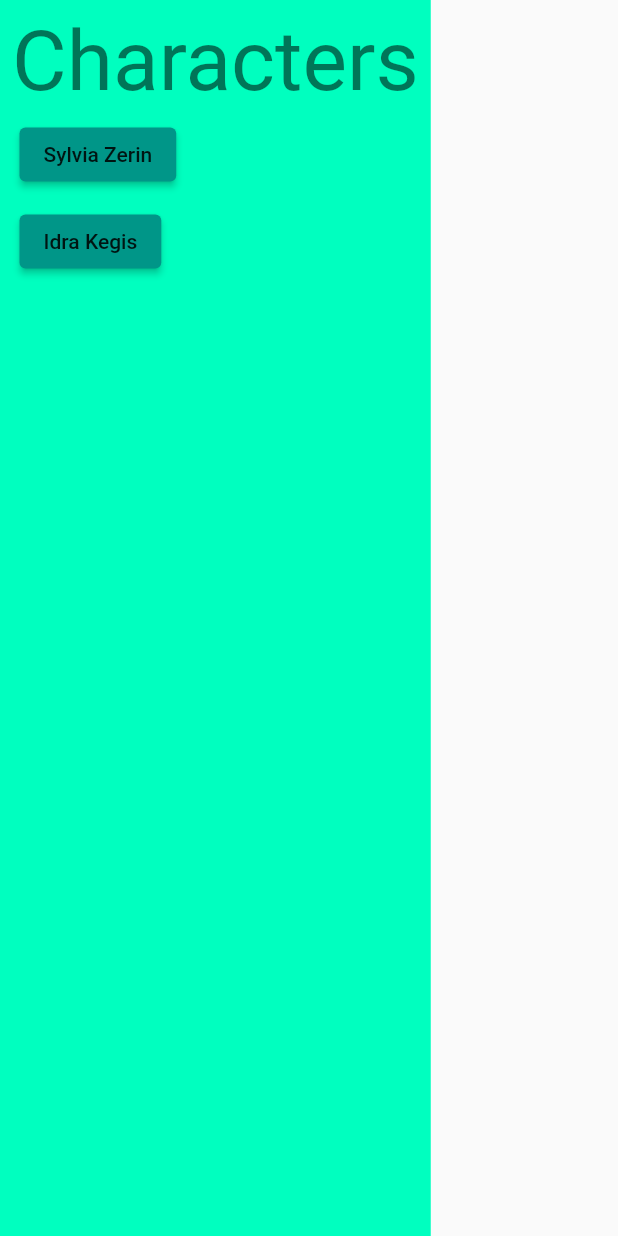
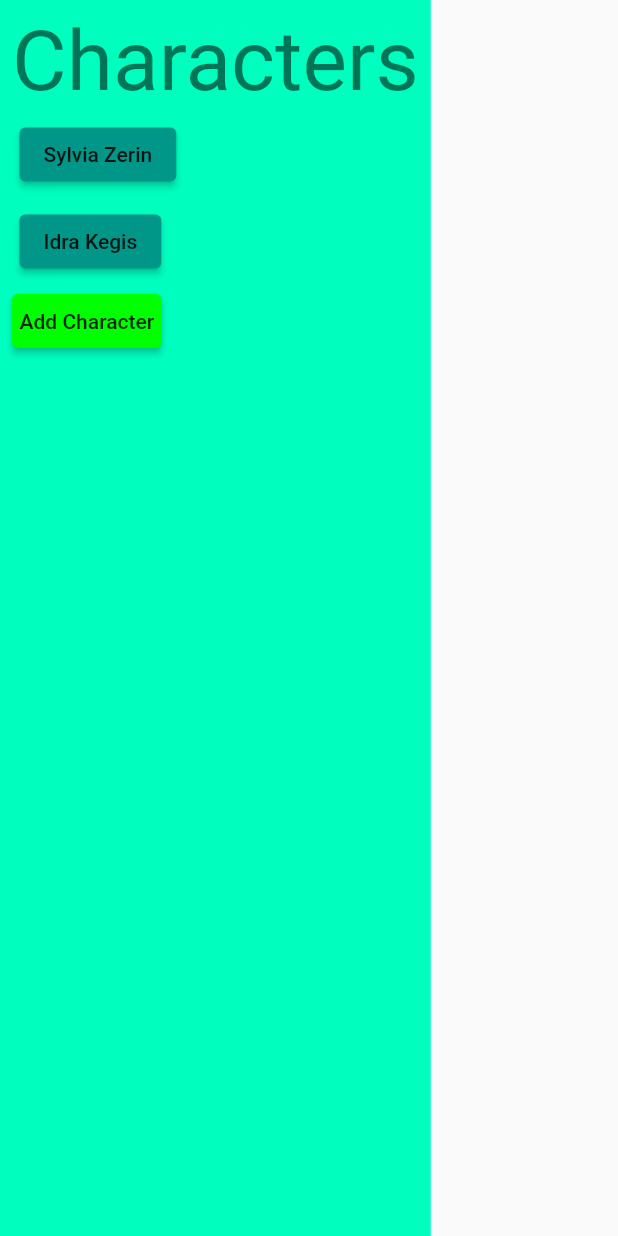
Before and after one commit to KiraResari/ceal-chronicler-f, a Flutter app: the CharacterSelectionView widget shown alone on an empty page, opened directly, on a phone screen of 412 x 824 dp. Run offline on Flutter 3.47's test engine with Material 2 defaults, Android fonts, the phone set to English and light mode, and no system bars; our stand-ins replace event_bus, get_it.

Commit message:
Adding characters now works

```diff
--- a/lib/characters/character_selection_model.dart
+++ b/lib/characters/character_selection_model.dart
@@ -1,9 +1,21 @@
+import 'package:ceal_chronicler_f/events/add_character_event.dart';
+import 'package:event_bus/event_bus.dart';
+
 import '../get_it_context.dart';
 import 'character.dart';
 import 'character_repository.dart';
 
 class CharacterSelectionModel {
   final _characterRepository = getIt<CharacterRepository>();
+
+  CharacterSelectionModel() {
+    var eventBus = getIt.get<EventBus>();
+    eventBus.on<AddCharacterEvent>().listen(
+      (event) {
+        addCharacter();
+      },
+    );
+  }
 
   List<Character> get characters {
     return _characterRepository.characters;
--- a/lib/characters/character_selection_view.dart
+++ b/lib/characters/character_selection_view.dart
@@ -1,15 +1,18 @@
 import 'package:event_bus/event_bus.dart';
 import 'package:flutter/material.dart';
 
-import '../custom_colors.dart';
+import '../events/add_character_event.dart';
+import '../theme/button_styles.dart';
+import '../theme/custom_colors.dart';
 import '../events/open_character_view_event.dart';
 import '../get_it_context.dart';
 import 'character.dart';
 import 'character_selection_model.dart';
 
 class CharacterSelectionView extends StatefulWidget {
-
   static const String titleText = "Characters";
+  static const String addCharacterButtonText = "Add Character";
+  static final model = getIt<CharacterSelectionModel>();
 
   const CharacterSelectionView({super.key});
 
@@ -18,8 +21,7 @@ class CharacterSelectionView extends StatefulWidget {
 }
 
 class _CharacterSelectionViewState extends State<CharacterSelectionView> {
-
-  var characterSelectionModel = getIt<CharacterSelectionModel>();
+  List<Character> characters = CharacterSelectionView.model.characters;
 
   @override
   Widget build(BuildContext context) {
@@ -30,29 +32,36 @@ class _CharacterSelectionViewState extends State<CharacterSelectionView> {
   }
 
   Widget _buildMainColumn(BuildContext context) {
-    var theme = Theme.of(context);
-    TextStyle titleStyle = theme.textTheme.displayMedium!;
     return Padding(
       padding: const EdgeInsets.all(8.0),
       child: Column(
         crossAxisAlignment: CrossAxisAlignment.start,
         children: [
-          Text(
-            CharacterSelectionView.titleText,
-            style: titleStyle,
-          ),
-          Column(
-            crossAxisAlignment: CrossAxisAlignment.start,
-            children: _buildCharacterButtons(context),
-          ),
+          _buildTitleText(context),
+          _buildCharactersColumn(context),
+          _buildAddButton(context),
         ],
       ),
     );
   }
 
+  Text _buildTitleText(BuildContext context) {
+    var theme = Theme.of(context);
+    TextStyle titleStyle = theme.textTheme.displayMedium!;
+    return Text(
+      CharacterSelectionView.titleText,
+      style: titleStyle,
+    );
+  }
+
+  Column _buildCharactersColumn(BuildContext context) {
+    return Column(
+      crossAxisAlignment: CrossAxisAlignment.start,
+      children: _buildCharacterButtons(context),
+    );
+  }
+
   List<Widget> _buildCharacterButtons(BuildContext context) {
-    List<Character> characters = characterSelectionModel.characters;
-
     List<Widget> characterButtons = [];
     for (var character in characters) {
       var button = _buildCharacterButton(character, context);
@@ -62,20 +71,53 @@ class _CharacterSelectionViewState extends State<CharacterSelectionView> {
   }
 
   Widget _buildCharacterButton(Character character, BuildContext context) {
-    var eventBus = getIt.get<EventBus>();
-    var theme = Theme.of(context);
-    TextStyle buttonStyle = theme.textTheme.button!;
     return Padding(
       padding: const EdgeInsets.all(5),
       child: ElevatedButton(
-        onPressed: () {
-          eventBus.fire(OpenCharacterViewEvent(character));
-        },
-        child: Text(
-          character.getDisplayValue(),
-          style: buttonStyle,
-        ),
+        onPressed: () => _onCharacterButtonPressed(character),
+        child: _buildCharacterButtonText(character, context),
       ),
     );
   }
+
+  void _onCharacterButtonPressed(Character character) {
+    var eventBus = getIt.get<EventBus>();
+    eventBus.fire(OpenCharacterViewEvent(character));
+  }
+
+  Text _buildCharacterButtonText(Character character, BuildContext context) {
+    var theme = Theme.of(context);
+    TextStyle buttonStyle = theme.textTheme.button!;
+    return Text(
+      character.getDisplayValue(),
+      style: buttonStyle,
+    );
+  }
+
+  Widget _buildAddButton(BuildContext context) {
+    return ElevatedButton(
+      style: ButtonStyles.confirm,
+      onPressed: () => _onAddButtonPressed(),
+      child: _buildAddButtonText(context),
+    );
+  }
+
+  Text _buildAddButtonText(BuildContext context) {
+    var theme = Theme.of(context);
+    TextStyle buttonTextStyle = theme.textTheme.button!;
+    return Text(
+      CharacterSelectionView.addCharacterButtonText,
+      style: buttonTextStyle,
+    );
+  }
+
+  void _onAddButtonPressed() {
+    var eventBus = getIt.get<EventBus>();
+    eventBus.fire(AddCharacterEvent());
+    setState(
+      () {
+        characters = CharacterSelectionView.model.characters;
+      },
+    );
+  }
 }
--- a/lib/characters/character_view.dart
+++ b/lib/characters/character_view.dart
@@ -1,7 +1,7 @@
 import 'package:event_bus/event_bus.dart';
 import 'package:flutter/material.dart';
 
-import '../custom_colors.dart';
+import '../theme/custom_colors.dart';
 import '../events/open_character_selection_view_event.dart';
 import '../fields/display_field.dart';
 import '../get_it_context.dart';
--- /dev/null
+++ b/lib/events/add_character_event.dart
@@ -0,0 +1 @@
+class AddCharacterEvent {}
--- a/lib/theme/button_styles.dart
+++ b/lib/theme/button_styles.dart
@@ -1,11 +1,21 @@
 import 'package:flutter/material.dart';
 
-import '../custom_colors.dart';
+import 'custom_colors.dart';
 
 class ButtonStyles {
+  static final _defaultPadding =
+      MaterialStateProperty.all(const EdgeInsets.all(5));
+  static final _defaultTextStyle =
+      MaterialStateProperty.all(const TextStyle(fontSize: 30));
+
   static final cancel = ButtonStyle(
     backgroundColor: MaterialStateProperty.all(CustomColors.cancelButton),
-    padding: MaterialStateProperty.all(const EdgeInsets.all(5)),
-    textStyle: MaterialStateProperty.all(const TextStyle(fontSize: 30)),
+    padding: _defaultPadding,
+    textStyle: _defaultTextStyle,
+  );
+  static final confirm = ButtonStyle(
+    backgroundColor: MaterialStateProperty.all(CustomColors.confirmButton),
+    padding: _defaultPadding,
+    textStyle: _defaultTextStyle,
   );
 }
--- a/lib/custom_colors.dart
+++ b/lib/theme/custom_colors.dart
@@ -3,4 +3,5 @@ import 'package:flutter/material.dart';
 class CustomColors{
   static const background = Color.fromRGBO(0, 255, 191, 1);
   static const cancelButton = Color.fromRGBO(255, 0, 0, 1);
+  static const confirmButton = Color.fromRGBO(0, 255, 0, 1);
 }
--- a/lib/title_view.dart
+++ b/lib/title_view.dart
@@ -4,7 +4,7 @@ import 'package:event_bus/event_bus.dart';
 import 'package:flutter/material.dart';
 
 import 'assetPaths/image_paths.dart';
-import 'custom_colors.dart';
+import 'theme/custom_colors.dart';
 
 class TitleView extends StatelessWidget {
   static const String welcomeMessage = "Welcome to the Ceal Chronicler f!";
```
